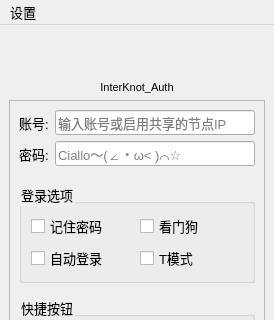
Above: ui.ui from YeeNg2333/InterKnot_Auth before the change; both pictures show x 0 to 274 and y 0 to 320 of the 274 by 647 pixel window. Below: the same form after it.
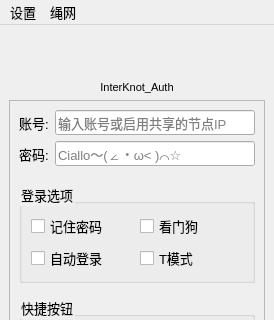
That is the form after the change. Icons and pictures are not drawn.

What changed in the file:
```diff
--- a/ui.ui
+++ b/ui.ui
@@ -503,7 +503,16 @@
      <bool>false</bool>
     </property>
    </widget>
+   <widget class="QMenu" name="menu_2">
+    <property name="title">
+     <string>绳网</string>
+    </property>
+    <addaction name="separator"/>
+    <addaction name="action_3"/>
+    <addaction name="actionFairy"/>
+   </widget>
    <addaction name="menu"/>
+   <addaction name="menu_2"/>
   </widget>
   <action name="action">
    <property name="text">
```
Left out of the diff: 16 changed lines with no effect on the pictures.
